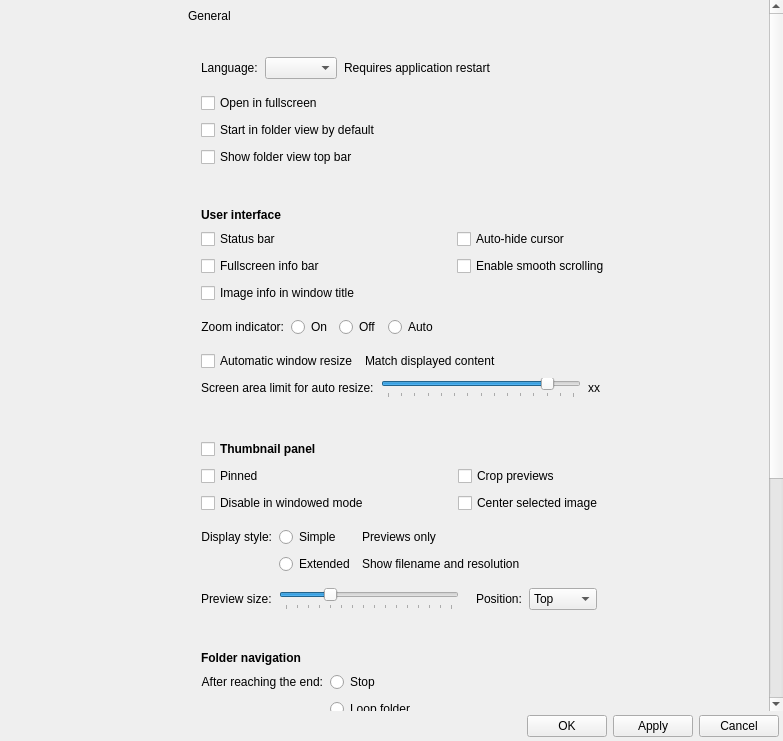
Before: the Qt Designer form qimgv/gui/dialogs/settingsdialog.ui in do-i/thumbgrid, drawn with Qt 5.
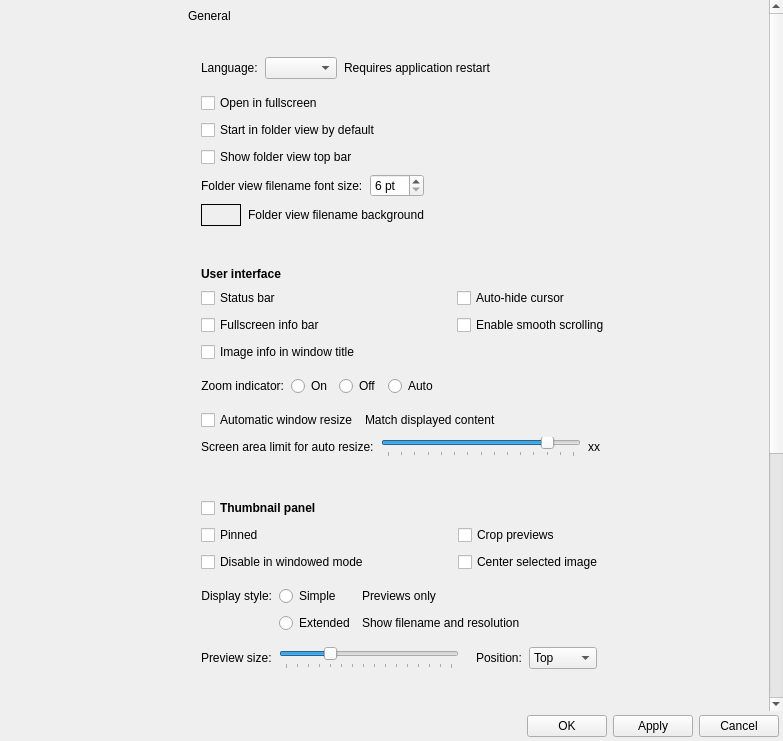
After: the same form once the commit is applied. Custom widgets are drawn as their Qt base class.

Commit message: Center image thumbs in FolderView and made few other UI improvements

Patch:
```diff
--- a/qimgv/gui/dialogs/settingsdialog.ui
+++ b/qimgv/gui/dialogs/settingsdialog.ui
@@ -488,6 +488,119 @@
                       </property>
                      </widget>
                     </item>
+                    <item>
+                     <layout class="QHBoxLayout" name="folderViewFontSizeLayout">
+                      <property name="leftMargin">
+                       <number>0</number>
+                      </property>
+                      <property name="topMargin">
+                       <number>0</number>
+                      </property>
+                      <property name="rightMargin">
+                       <number>0</number>
+                      </property>
+                      <property name="bottomMargin">
+                       <number>0</number>
+                      </property>
+                      <item>
+                       <widget class="QLabel" name="folderViewFontSizeLabel">
+                        <property name="text">
+                         <string>Folder view filename font size:</string>
+                        </property>
+                       </widget>
+                      </item>
+                      <item>
+                       <widget class="QSpinBox" name="folderViewFontSizeSpinBox">
+                        <property name="minimum">
+                         <number>6</number>
+                        </property>
+                        <property name="maximum">
+                         <number>48</number>
+                        </property>
+                        <property name="suffix">
+                         <string> pt</string>
+                        </property>
+                       </widget>
+                      </item>
+                      <item>
+                       <spacer name="folderViewFontSizeSpacer">
+                        <property name="orientation">
+                         <enum>Qt::Horizontal</enum>
+                        </property>
+                        <property name="sizeHint" stdset="0">
+                         <size>
+                          <width>40</width>
+                          <height>20</height>
+                         </size>
+                        </property>
+                       </spacer>
+                      </item>
+                     </layout>
+                    </item>
+                    <item>
+                     <layout class="QHBoxLayout" name="folderViewLabelBackgroundLayout">
+                      <property name="leftMargin">
+                       <number>0</number>
+                      </property>
+                      <property name="topMargin">
+                       <number>0</number>
+                      </property>
+                      <property name="rightMargin">
+                       <number>0</number>
+                      </property>
+                      <property name="bottomMargin">
+                       <number>0</number>
+                      </property>
+                      <item>
+                       <widget class="ColorSelectorButton" name="folderViewLabelBackgroundColorSelector">
+                        <property name="sizePolicy">
+                         <sizepolicy hsizetype="Fixed" vsizetype="Fixed">
+                          <horstretch>0</horstretch>
+                          <verstretch>0</verstretch>
+                         </sizepolicy>
+                        </property>
+                        <property name="minimumSize">
+                         <size>
+                          <width>40</width>
+                          <height>22</height>
+                         </size>
+                        </property>
+                        <property name="cursor">
+                         <cursorShape>PointingHandCursor</cursorShape>
+                        </property>
+                        <property name="autoFillBackground">
+                         <bool>true</bool>
+                        </property>
+                        <property name="frameShape">
+                         <enum>QFrame::Box</enum>
+                        </property>
+                        <property name="text">
+                         <string/>
+                        </property>
+                       </widget>
+                      </item>
+                      <item>
+                       <widget class="QLabel" name="folderViewLabelBackgroundLabel">
+                        <property name="text">
+                         <string>Folder view filename background</string>
+                        </property>
+                       </widget>
+                      </item>
+                      <item>
+                       <spacer name="folderViewLabelBackgroundSpacer">
+                        <property name="orientation">
+                         <enum>Qt::Horizontal</enum>
+                        </property>
+                        <property name="sizeHint" stdset="0">
+                         <size>
+                          <width>40</width>
+                          <height>20</height>
+                         </size>
+                        </property>
+                       </spacer>
+                      </item>
+                     </layout>
+                    </item>
                    </layout>
                   </item>
                  </layout>
```
The commit also changes 12 other files.
